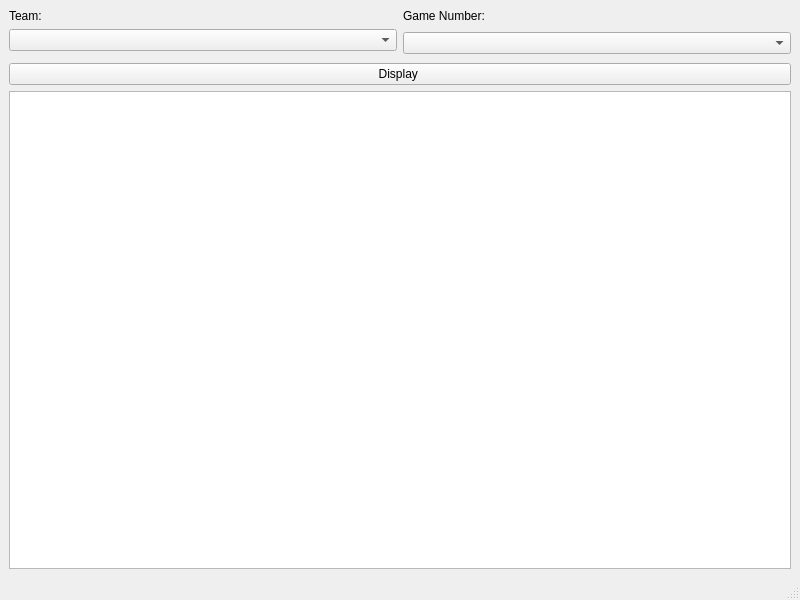
First picture: the form in resources/main_window.ui, repository jm0rt1/Modeling_Project_1, before the edit.
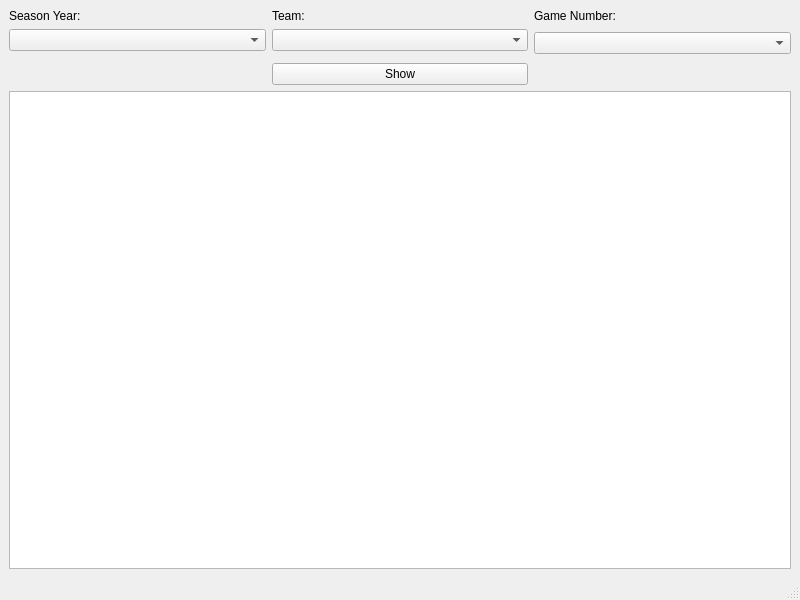
Second picture: the form after the edit.

Commit message: added ui elements for year

The edit to the form file:
```diff
--- a/resources/main_window.ui
+++ b/resources/main_window.ui
@@ -15,36 +15,46 @@
   </property>
   <widget class="QWidget" name="centralwidget">
    <layout class="QGridLayout" name="gridLayout">
-    <item row="3" column="0">
+    <item row="3" column="1">
      <widget class="QComboBox" name="team_combobox"/>
     </item>
-    <item row="6" column="0" colspan="2">
-     <widget class="QPushButton" name="display_button">
-      <property name="text">
-       <string>Display </string>
-      </property>
-     </widget>
-    </item>
-    <item row="3" column="1" rowspan="2">
-     <widget class="QComboBox" name="game_number_combobox"/>
-    </item>
-    <item row="7" column="0" colspan="2">
-     <widget class="QTableView" name="display_table"/>
-    </item>
-    <item row="0" column="0">
+    <item row="0" column="1">
      <widget class="QLabel" name="team_label">
       <property name="text">
        <string>Team:</string>
       </property>
      </widget>
     </item>
-    <item row="0" column="1">
+    <item row="0" column="2">
      <widget class="QLabel" name="game_number_label">
       <property name="text">
        <string>Game Number:</string>
       </property>
      </widget>
     </item>
+    <item row="3" column="2" rowspan="2">
+     <widget class="QComboBox" name="game_number_combobox"/>
+    </item>
+    <item row="3" column="0">
+     <widget class="QComboBox" name="year_combobox"/>
+    </item>
+    <item row="7" column="0" colspan="3">
+     <widget class="QTableView" name="display_table"/>
+    </item>
+    <item row="5" column="1">
+     <widget class="QPushButton" name="display_button">
+      <property name="text">
+       <string>Show</string>
+      </property>
+     </widget>
+    </item>
+    <item row="0" column="0">
+     <widget class="QLabel" name="label">
+      <property name="text">
+       <string>Season Year:</string>
+      </property>
+     </widget>
+    </item>
    </layout>
   </widget>
   <widget class="QMenuBar" name="menubar">
```
The commit also changes 1 other file.
